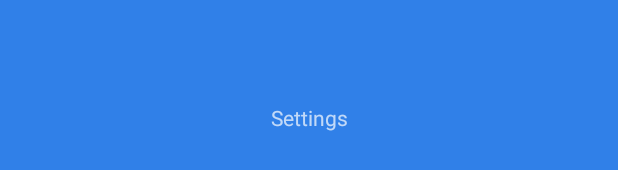
After one commit to premraval-pr/EOR, an Android app: the layout fragment_settings.xml on its own in the app's theme, with its tools: preview values and no code run, on a phone screen of 412 x 824 dp. The commit adds this screen. Shown: the part 501-671 px from the top of the screen. Run offline under Robolectric (Android 15) with nearby library versions, the phone set to English and light mode, and no system bars.

Commit message:
Settings Commit

```diff
--- a/app/src/main/AndroidManifest.xml
+++ b/app/src/main/AndroidManifest.xml
@@ -65,6 +65,7 @@
                 <data android:scheme="@string/fb_login_protocol_scheme" />
             </intent-filter>
         </activity>
+        <activity android:name=".SettingsFragment" />
     </application>
 
 </manifest>
--- /dev/null
+++ b/app/src/main/res/layout/fragment_settings.xml
@@ -0,0 +1,21 @@
+<?xml version="1.0" encoding="utf-8"?>
+<androidx.constraintlayout.widget.ConstraintLayout xmlns:android="http://schemas.android.com/apk/res/android"
+    android:layout_width="match_parent"
+    android:layout_height="match_parent"
+    xmlns:app="http://schemas.android.com/apk/res-auto"
+    xmlns:tools="http://schemas.android.com/tools"
+    android:background="@color/__primaryColor"
+    tools:context=".SettingsFragment">
+
+    <TextView
+        android:layout_width="wrap_content"
+        android:layout_height="wrap_content"
+        android:text="Settings"
+        app:layout_constraintTop_toTopOf="parent"
+        app:layout_constraintBottom_toBottomOf="parent"
+        app:layout_constraintLeft_toLeftOf="parent"
+        app:layout_constraintRight_toRightOf="parent"
+        />
+
+
+</androidx.constraintlayout.widget.ConstraintLayout>
--- a/app/src/main/res/navigation/mobile_navigation.xml
+++ b/app/src/main/res/navigation/mobile_navigation.xml
@@ -40,4 +40,10 @@
         android:name="com.example.eor.SocialFragment"
         android:label="Social"
         tools:layout="@layout/fragment_social" />
+
+    <fragment
+        android:id="@+id/action_settings"
+        android:name="com.example.eor.SettingsFragment"
+        android:label="Settings"
+        tools:layout="@layout/fragment_settings"/>
 </navigation>
```
Also changed, not shown: app/src/main/java/com/example/eor/SettingsFragment.java (added, +14 -0 lines), app/src/main/java/com/example/eor/SlidingDrawerActivity.java (+13 -0 lines).
